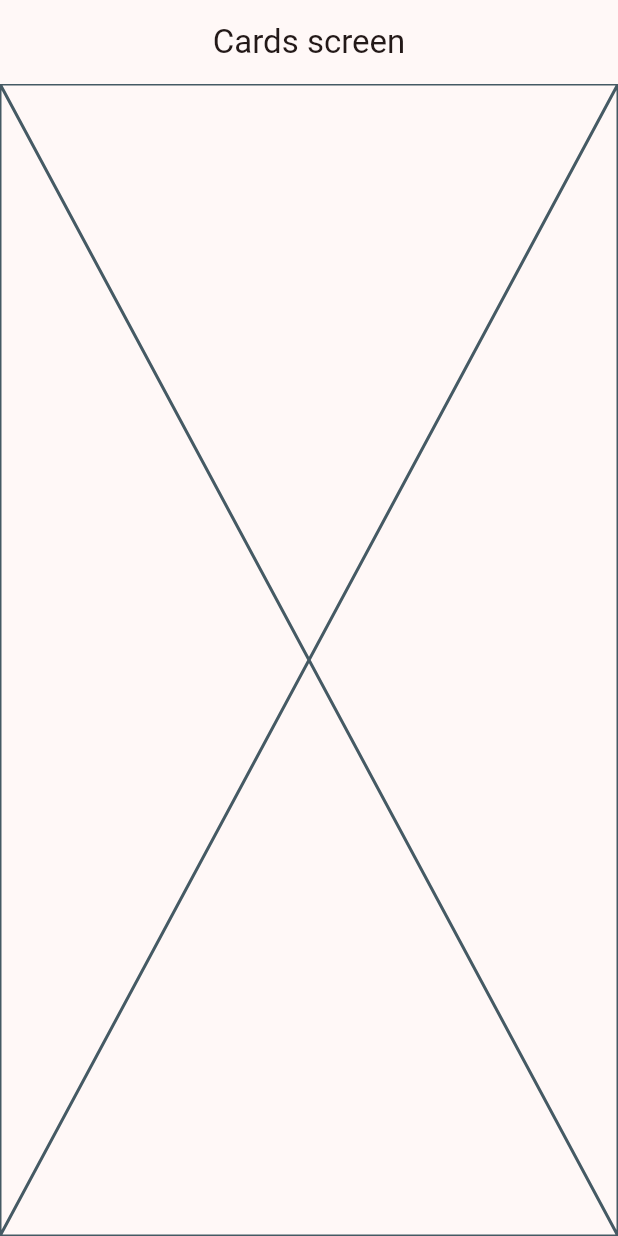
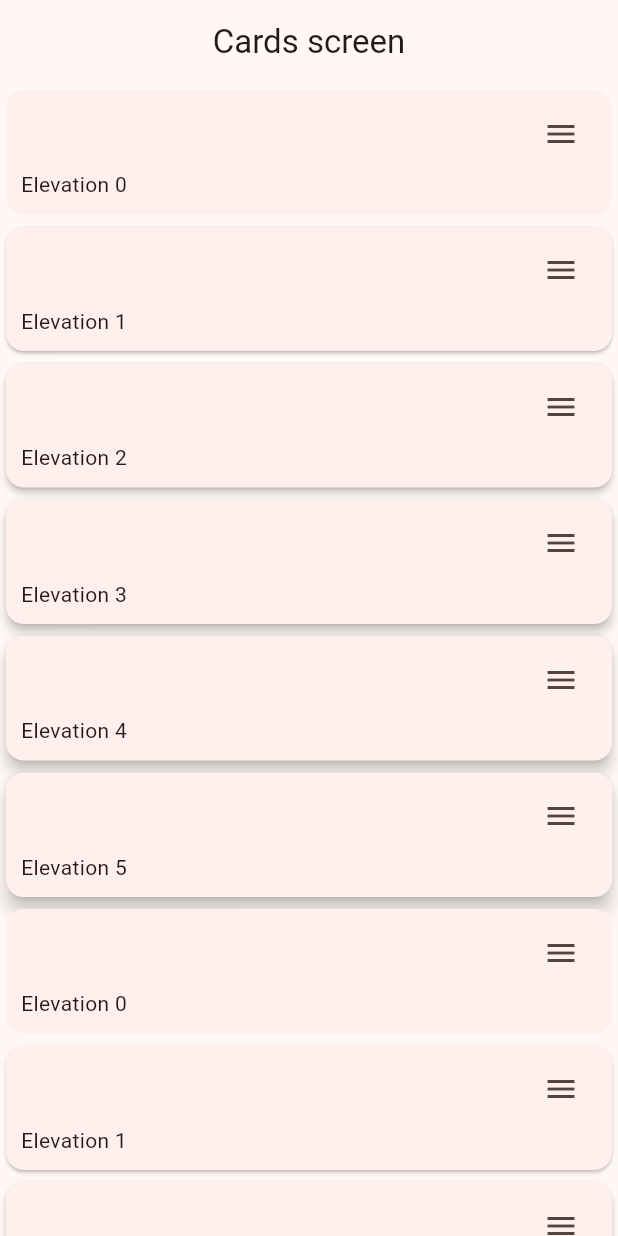
Before and after one commit to Gaan21/Flutter, a Flutter app: the CardsScreen screen opened by its route, on a phone screen of 412 x 824 dp. Run offline on Flutter 3.47's test engine with Material 2 defaults, Android fonts, the light colour scheme and no system bars; our stand-ins replace animate_do, dio, go_router, video_player.

Commit message:
Creadas tarjetas

```diff
--- a/widgets_app/lib/presentation/screens/cards/cards_screen.dart
+++ b/widgets_app/lib/presentation/screens/cards/cards_screen.dart
@@ -1,4 +1,13 @@
 import 'package:flutter/material.dart';
+
+const cards = <Map<String, dynamic>>[
+  {"elevation": 0.0, "label": "Elevation 0"},
+  {"elevation": 1.0, "label": "Elevation 1"},
+  {"elevation": 2.0, "label": "Elevation 2"},
+  {"elevation": 3.0, "label": "Elevation 3"},
+  {"elevation": 4.0, "label": "Elevation 4"},
+  {"elevation": 5.0, "label": "Elevation 5"},
+];
 
 class CardsScreen extends StatelessWidget {
   static const String name = "cards_screen";
@@ -11,7 +20,105 @@
       appBar: AppBar(
         title: const Text("Cards screen"),
       ),
-      body: const Placeholder(),
+      body: const _CardsView(),
     );
   }
 }
+
+class _CardsView extends StatelessWidget {
+  const _CardsView({
+    super.key,
+  });
+
+  @override
+  Widget build(BuildContext context) {
+    return SingleChildScrollView(
+      child: Column(
+        children: [
+          ...cards.map(
+            (card) => _CardType1(
+              elevation: card["elevation"],
+              label: card["label"],
+            ),
+          ),
+          ...cards.map(
+            (card) => _CardType2(
+              elevation: card["elevation"],
+              label: card["label"],
+            ),
+          ),
+        ],
+      ),
+    );
+  }
+}
+
+class _CardType1 extends StatelessWidget {
+  final String label;
+  final double elevation;
+
+  const _CardType1({
+    required this.label,
+    required this.elevation,
+  });
+
+  @override
+  Widget build(BuildContext context) {
+    return Card(
+      elevation: elevation,
+      child: Padding(
+        padding: const EdgeInsets.fromLTRB(10, 5, 10, 10),
+        child: Column(
+          children: [
+            Align(
+              alignment: Alignment.topRight,
+              child: IconButton(
+                onPressed: () {},
+                icon: const Icon(Icons.menu),
+              ),
+            ),
+            Align(
+              alignment: Alignment.topLeft,
+              child: Text(label),
+            )
+          ],
+        ),
+      ),
+    );
+  }
+}
+
+class _CardType2 extends StatelessWidget {
+  final String label;
+  final double elevation;
+
+  const _CardType2({
+    required this.label,
+    required this.elevation,
+  });
+
+  @override
+  Widget build(BuildContext context) {
+    return Card(
+      elevation: elevation,
+      child: Padding(
+        padding: const EdgeInsets.fromLTRB(10, 5, 10, 10),
+        child: Column(
+          children: [
+            Align(
+              alignment: Alignment.topRight,
+              child: IconButton(
+                onPressed: () {},
+                icon: const Icon(Icons.menu),
+              ),
+            ),
+            Align(
+              alignment: Alignment.topLeft,
+              child: Text(label),
+            )
+          ],
+        ),
+      ),
+    );
+  }
+}
```
